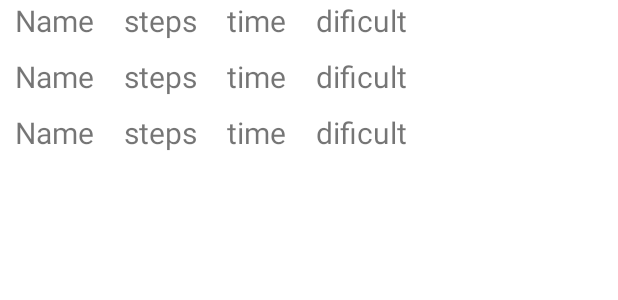
After one commit to shumslav/GameCardForTest, an Android app: the layout activity_score.xml on its own in the app's theme, with its tools: preview values and no code run, on a phone screen of 412 x 824 dp. The commit adds this screen. Shown: the top 300 px of the screen. Run offline under Robolectric (Android 15) with nearby library versions, the phone set to English and light mode, and no system bars.

```diff
--- a/app/src/main/AndroidManifest.xml
+++ b/app/src/main/AndroidManifest.xml
@@ -9,12 +9,14 @@
         android:roundIcon="@mipmap/ic_launcher_round"
         android:supportsRtl="true"
         android:theme="@style/Theme.CardGameForTest">
+        <activity android:name=".Activity.ScoreActivity"></activity>
         <activity
             android:name=".Activity.LoginActivity"
             android:label="@string/title_activity_login"
             android:theme="@style/Theme.CardGameForTest.NoActionBar">
             <intent-filter>
                 <action android:name="android.intent.action.MAIN" />
+
                 <category android:name="android.intent.category.LAUNCHER" />
             </intent-filter>
         </activity>
--- a/app/src/main/java/com/shumslav/cardgamefortest/Activity/MainActivity.kt
+++ b/app/src/main/java/com/shumslav/cardgamefortest/Activity/MainActivity.kt
@@ -15,9 +15,11 @@ class MainActivity : AppCompatActivity() {
     override fun onCreate(savedInstanceState: Bundle?) {
         super.onCreate(savedInstanceState)
         setContentView(R.layout.activity_main)
+
         buttonGame = findViewById(R.id.button_game)
         buttonSettings = findViewById(R.id.button_settings)
         buttonScore = findViewById(R.id.button_score)
+
         buttonGame.setOnClickListener {
             startActivity(Intent(this,GameActivity::class.java))
         }
@@ -25,4 +27,8 @@ class MainActivity : AppCompatActivity() {
         buttonSettings.setOnClickListener {
             startActivity(Intent(this,SettingsActivity::class.java))
         }
+
+        buttonScore.setOnClickListener {
+            startActivity(Intent(this, ScoreActivity::class.java))
+        }
     }}
--- /dev/null
+++ b/app/src/main/res/layout/activity_score.xml
@@ -0,0 +1,15 @@
+<?xml version="1.0" encoding="utf-8"?>
+<androidx.constraintlayout.widget.ConstraintLayout xmlns:android="http://schemas.android.com/apk/res/android"
+    xmlns:app="http://schemas.android.com/apk/res-auto"
+    xmlns:tools="http://schemas.android.com/tools"
+    android:layout_width="match_parent"
+    android:layout_height="match_parent"
+    tools:context=".Activity.ScoreActivity">
+
+    <androidx.recyclerview.widget.RecyclerView
+        android:id="@+id/scores"
+        android:layout_width="match_parent"
+        android:layout_height="match_parent"
+        tools:listitem="@layout/score"/>
+
+</androidx.constraintlayout.widget.ConstraintLayout>
--- /dev/null
+++ b/app/src/main/res/layout/score.xml
@@ -0,0 +1,45 @@
+<?xml version="1.0" encoding="utf-8"?>
+<LinearLayout xmlns:android="http://schemas.android.com/apk/res/android"
+    android:layout_width="match_parent"
+    android:layout_height="wrap_content"
+    android:gravity="fill_horizontal"
+    android:layout_marginBottom="10dp">
+
+    <TextView
+        android:id="@+id/score_name"
+        android:layout_width="wrap_content"
+        android:layout_height="wrap_content"
+        android:text="Name"
+        android:textSize="20sp"
+        android:layout_marginStart="10dp"
+        android:layout_marginEnd="10dp"/>
+
+    <TextView
+        android:id="@+id/score_steps"
+        android:layout_width="wrap_content"
+        android:layout_height="wrap_content"
+        android:text="steps"
+        android:textSize="20sp"
+        android:layout_marginStart="10dp"
+        android:layout_marginEnd="10dp"/>
+
+    <TextView
+        android:id="@+id/score_time"
+        android:layout_width="wrap_content"
+        android:layout_height="wrap_content"
+        android:text="time"
+        android:textSize="20sp"
+        android:layout_marginStart="10dp"
+        android:layout_marginEnd="10dp"/>
+
+    <TextView
+        android:id="@+id/score_dificult"
+        android:layout_width="wrap_content"
+        android:layout_height="wrap_content"
+        android:text="dificult"
+        android:textSize="20sp"
+        android:layout_gravity="end"
+        android:layout_marginStart="10dp"
+        android:layout_marginEnd="10dp"/>
+
+</LinearLayout>
```
Also changed, not shown: app/src/main/java/com/shumslav/cardgamefortest/Activity/GameActivity.kt (+6 -1 lines), app/src/main/java/com/shumslav/cardgamefortest/Activity/ScoreActivity.kt (added, +44 -0 lines), app/src/main/java/com/shumslav/cardgamefortest/Activity/WinActivity.kt (+10 -2 lines), app/src/main/java/com/shumslav/cardgamefortest/Adapters/ScoreRecyclerAdapter.kt (added, +46 -0 lines), app/src/main/java/com/shumslav/cardgamefortest/Data/Firebase/FirebaseHelper.kt (+8 -3 lines), app/src/main/java/com/shumslav/cardgamefortest/Data/Models/Score.kt (added, +26 -0 lines), app/src/main/res/layout/activity_win.xml (+6 -7 lines).
